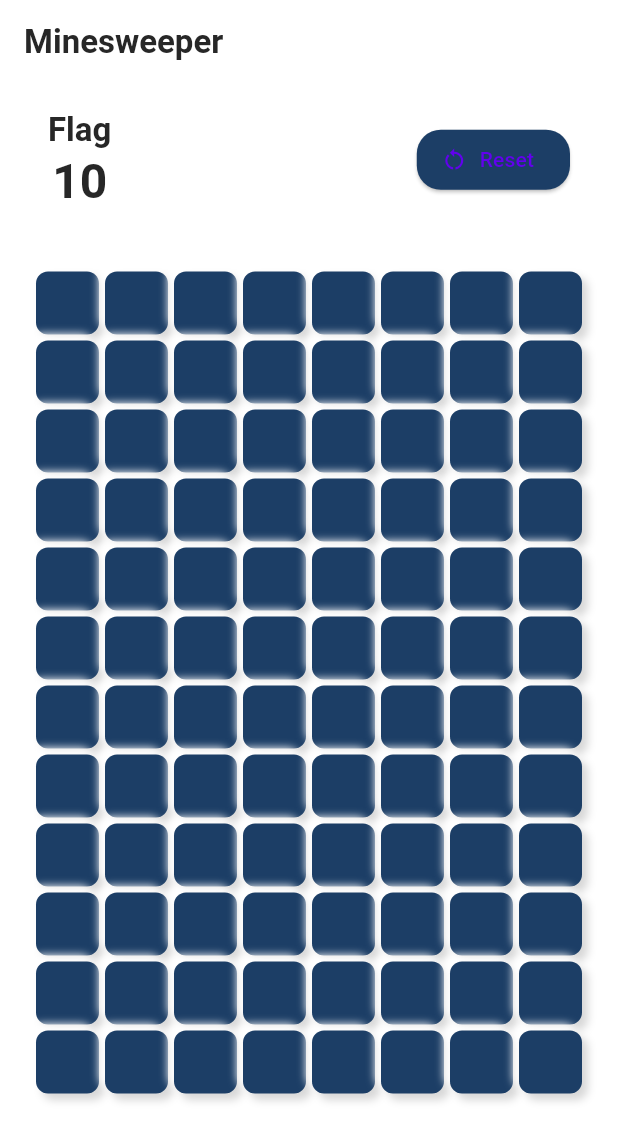
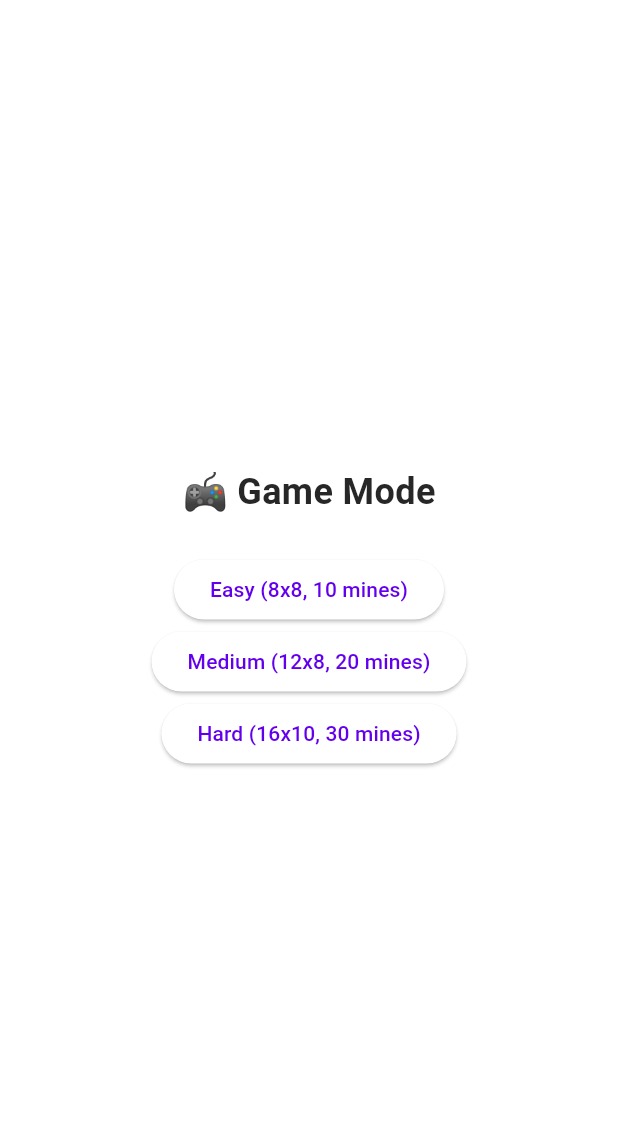
Before and after one commit to ChaoZiK/MinesweeperApp, a Flutter app: the screen it shows after launch, on a phone screen of 412 x 824 dp. Shown: the top 1141 px of the screen. Run offline on Flutter 3.47's test engine with Material 3 defaults, Android fonts, the phone set to English and light mode, and no system bars; our stand-ins replace go_router.

Commit message:
add welcome_screen, setDifficulty, undo

```diff
--- a/lib/core/route/app_route.dart
+++ b/lib/core/route/app_route.dart
@@ -1,18 +1,29 @@
 import 'package:minesweeperapp/core/route/app_route_name.dart';
 import 'package:go_router/go_router.dart';
 import 'package:minesweeperapp/feature/home/home_page.dart';
+import 'package:minesweeperapp/feature/home/welcome_page.dart';
 
 class AppRoute {
   AppRoute._();
 
   static final GoRouter router = GoRouter(
-    initialLocation: "/home",
+    initialLocation: "/welcome",
     routes: [
+      GoRoute(
+        name: AppRouteName.welcome,
+        path: "/welcome",
+        builder: (context, state) {
+          return const WelcomePage();
+        }
+      ),
+
       GoRoute(
         name: AppRouteName.home,
         path: "/home",
         builder: (context, state) {
-          return const HomePage();
+          final difficulty = state.extra as String? ?? 'easy'; // default is easy
+          return HomePage(difficulty: difficulty);
+          // return const HomePage();
         },
       ),
     ],
--- a/lib/core/route/app_route_name.dart
+++ b/lib/core/route/app_route_name.dart
@@ -2,4 +2,6 @@ class AppRouteName {
   AppRouteName._();
 
   static String home = "home";
+
+  static String welcome = "welcome";
 }
--- /dev/null
+++ b/lib/feature/home/welcome_page.dart
@@ -0,0 +1,42 @@
+import 'package:flutter/material.dart';
+import 'package:go_router/go_router.dart';
+import 'package:minesweeperapp/core/route/app_route_name.dart';
+
+class WelcomePage extends StatelessWidget {
+  const WelcomePage({super.key});
+
+  void _startGame(BuildContext context, String difficulty) {
+    context.pushNamed(AppRouteName.home, extra: difficulty);
+  }
+
+  @override
+  Widget build(BuildContext context) {
+    return Scaffold(
+      backgroundColor: Colors.white,
+      body: Center(
+        child: Column(
+          mainAxisAlignment: MainAxisAlignment.center,
+          children: [
+            const Text(
+              "🎮 Game Mode",
+              style: TextStyle(fontSize: 24, fontWeight: FontWeight.bold),
+            ),
+            const SizedBox(height: 24),
+            ElevatedButton(
+              onPressed: () => _startGame(context, 'easy'),
+              child: const Text("Easy (8x8, 10 mines)"),
+            ),
+            ElevatedButton(
+              onPressed: () => _startGame(context, 'medium'),
+              child: const Text("Medium (12x8, 20 mines)"),
+            ),
+            ElevatedButton(
+              onPressed: () => _startGame(context, 'hard'),
+              child: const Text("Hard (16x10, 30 mines)"),
+            ),
+          ],
+        ),
+      ),
+    );
+  }
+}
```
Also changed, not shown: lib/feature/home/home_page.dart (+110 -2 lines).
